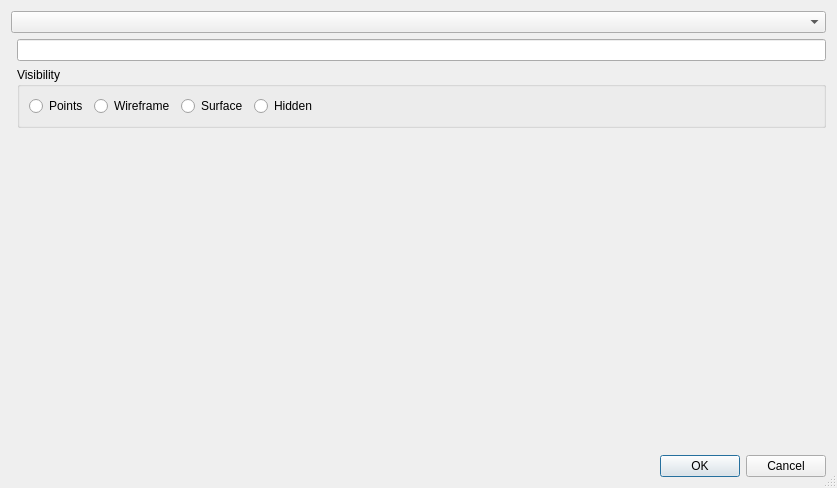
Qt form forms/objectpropertiesdlg.ui (RasmusRPaulsen/Sumatra) before a commit.
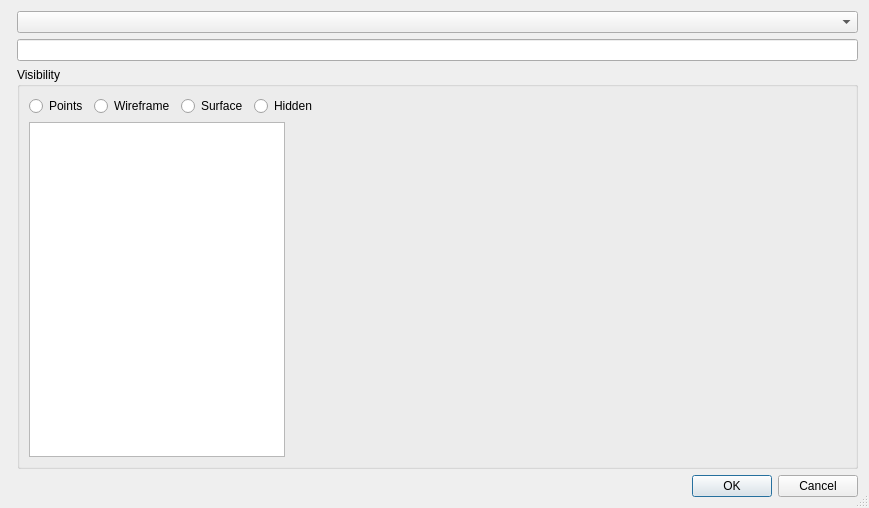
The same form after that commit.

```diff
--- a/forms/objectpropertiesdlg.ui
+++ b/forms/objectpropertiesdlg.ui
@@ -6,8 +6,8 @@
    <rect>
     <x>0</x>
     <y>0</y>
-    <width>837</width>
-    <height>488</height>
+    <width>869</width>
+    <height>508</height>
    </rect>
   </property>
   <property name="windowTitle">
@@ -29,9 +29,6 @@
    </item>
    <item row="1" column="0">
     <layout class="QFormLayout" name="formLayout">
-     <item row="0" column="0" colspan="2">
-      <widget class="QComboBox" name="selectedObjectCB"/>
-     </item>
      <item row="1" column="1">
       <widget class="QLineEdit" name="fullObjectName">
        <property name="enabled">
@@ -98,9 +95,19 @@
           </item>
          </layout>
         </item>
+        <item row="2" column="0">
+         <widget class="QPlainTextEdit" name="ObjectInfo">
+          <property name="readOnly">
+           <bool>true</bool>
+          </property>
+         </widget>
+        </item>
        </layout>
       </widget>
      </item>
+     <item row="0" column="1">
+      <widget class="QComboBox" name="selectedObjectCB"/>
+     </item>
     </layout>
    </item>
   </layout>
```
Left out of the diff: 2 changed lines with no effect on the pictures.
